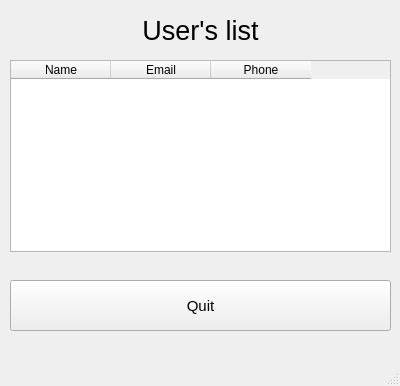
First picture: the form in mdkpv2/users_list.ui, repository Korobkov124/MDKP, before the edit.
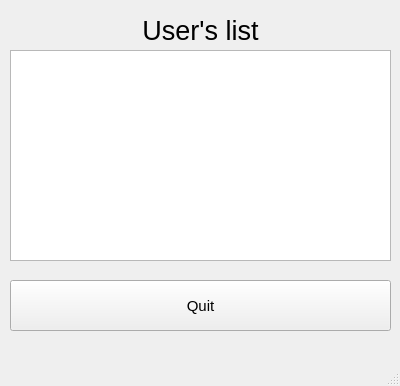
Second picture: the form after the edit.

Patch:
```diff
--- a/mdkpv2/users_list.ui
+++ b/mdkpv2/users_list.ui
@@ -14,31 +14,6 @@
    <string>MainWindow</string>
   </property>
   <widget class="QWidget" name="centralwidget">
-   <widget class="QTableWidget" name="tableWidget">
-    <property name="geometry">
-     <rect>
-      <x>10</x>
-      <y>60</y>
-      <width>381</width>
-      <height>192</height>
-     </rect>
-    </property>
-    <column>
-     <property name="text">
-      <string>Name</string>
-     </property>
-    </column>
-    <column>
-     <property name="text">
-      <string>Email</string>
-     </property>
-    </column>
-    <column>
-     <property name="text">
-      <string>Phone</string>
-     </property>
-    </column>
-   </widget>
    <widget class="QLabel" name="label_2">
     <property name="geometry">
      <rect>
@@ -71,6 +46,16 @@
      <string>Quit</string>
     </property>
    </widget>
+   <widget class="QTableView" name="tableView">
+    <property name="geometry">
+     <rect>
+      <x>10</x>
+      <y>50</y>
+      <width>381</width>
+      <height>211</height>
+     </rect>
+    </property>
+   </widget>
   </widget>
   <widget class="QMenuBar" name="menubar">
    <property name="geometry">
```
